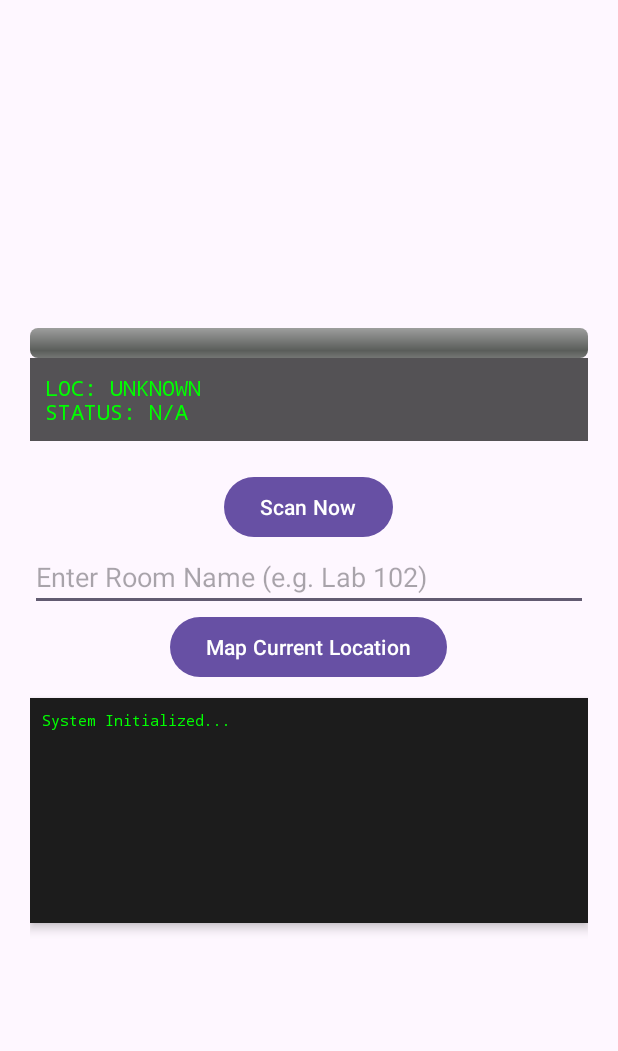
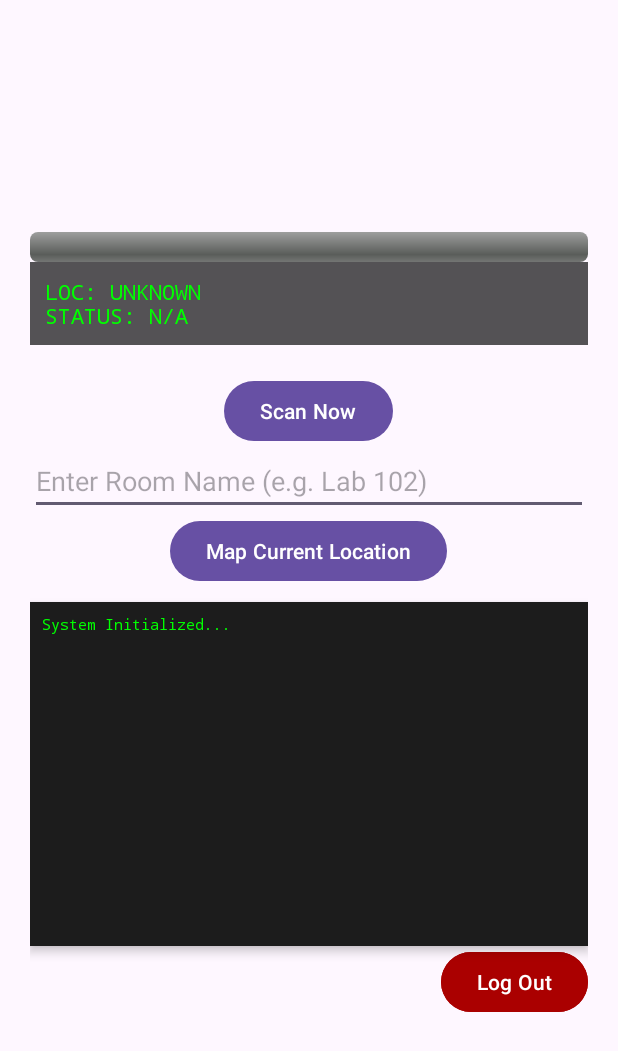
Before and after one commit to CodesWithRobi/WiFiRoomLocator, an Android app: the layout fragment_scanner.xml on its own in the app's theme, with its tools: preview values and no code run, on a phone screen of 412 x 824 dp. Shown: the top 1051 px of the screen. Run offline under Robolectric (Android 15) with nearby library versions, the phone set to English and light mode, and no system bars.

Commit message:
Fixed Scanning

```diff
--- a/app/src/main/java/com/example/wifiroomlocator/MainActivity.java
+++ b/app/src/main/java/com/example/wifiroomlocator/MainActivity.java
@@ -4,6 +4,7 @@ import android.os.Bundle;
 import androidx.appcompat.app.AppCompatActivity;
 import androidx.fragment.app.Fragment;
 import com.google.android.material.bottomnavigation.BottomNavigationView;
+import com.google.firebase.database.FirebaseDatabase;
 
 public class MainActivity extends AppCompatActivity {
 
@@ -11,6 +12,9 @@ public class MainActivity extends AppCompatActivity {
     protected void onCreate(Bundle savedInstanceState) {
         super.onCreate(savedInstanceState);
         setContentView(R.layout.activity_main);
+
+        FirebaseDatabase.getInstance("https://wifiroomlocator-default-rtdb.asia-southeast1.firebasedatabase.app/")
+                .setPersistenceEnabled(true);
 
         BottomNavigationView bottomNav = findViewById(R.id.bottom_navigation);
 
--- a/app/src/main/res/layout/fragment_scanner.xml
+++ b/app/src/main/res/layout/fragment_scanner.xml
@@ -47,7 +47,7 @@
 
     <ScrollView
         android:layout_width="match_parent"
-        android:layout_height="150dp"
+        android:layout_height="229dp"
         android:layout_marginTop="10dp"
         android:background="#1C1C1C"
         android:elevation="4dp">
@@ -64,4 +64,12 @@
             android:textSize="10sp" />
     </ScrollView>
 
+    <Button
+        android:id="@+id/logoutBtn"
+        android:layout_width="wrap_content"
+        android:layout_height="wrap_content"
+        android:layout_gravity="end"
+        android:backgroundTint="#AA0000"
+        android:text="Log Out" />
+
 </LinearLayout>
```
Also changed, not shown: app/src/main/AndroidManifest.xml (+10 -3 lines), app/src/main/java/com/example/wifiroomlocator/ScannerFragment.java (+27 -1 lines).
